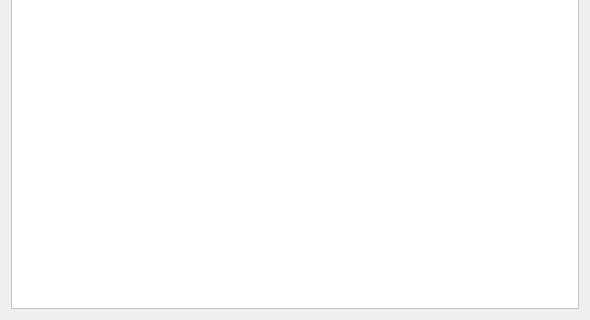
Above: Prototypes/AntiPlagia/src/Antiplagia/Formulaires/resultat.ui from Lorette/Antiplagiat before the change; both pictures show x 0 to 590 and y 146 to 466 of the 590 by 466 pixel window. Below: the same form after it.
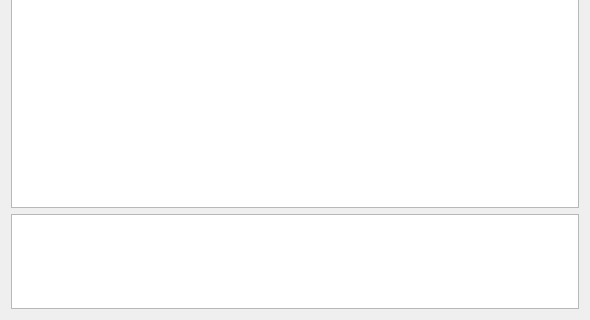
That is the form after the change. Icons and pictures are not drawn.

```diff
--- a/Prototypes/AntiPlagia/src/Antiplagia/Formulaires/resultat.ui
+++ b/Prototypes/AntiPlagia/src/Antiplagia/Formulaires/resultat.ui
@@ -18,12 +18,11 @@
     <normaloff>:/Images/AP.png</normaloff>:/Images/AP.png</iconset>
   </property>
   <layout class="QGridLayout" name="gridLayout">
+   <property name="verticalSpacing">
+    <number>6</number>
+   </property>
    <item row="1" column="0" colspan="6">
     <widget class="QTextBrowser" name="textBrowser">
-     <property name="styleSheet">
-      <string notr="true">background-color: rgb(255, 255, 255);
-font: 10pt &quot;MS Shell Dlg 2&quot;;</string>
-     </property>
      <property name="openExternalLinks">
       <bool>true</bool>
      </property>
@@ -90,6 +89,22 @@
      </property>
     </widget>
    </item>
+   <item row="2" column="0" colspan="6">
+    <widget class="QTextBrowser" name="textBrowser_2">
+     <property name="maximumSize">
+      <size>
+       <width>16777215</width>
+       <height>95</height>
+      </size>
+     </property>
+     <property name="openExternalLinks">
+      <bool>false</bool>
+     </property>
+     <property name="openLinks">
+      <bool>false</bool>
+     </property>
+    </widget>
+   </item>
   </layout>
  </widget>
  <resources>
```
